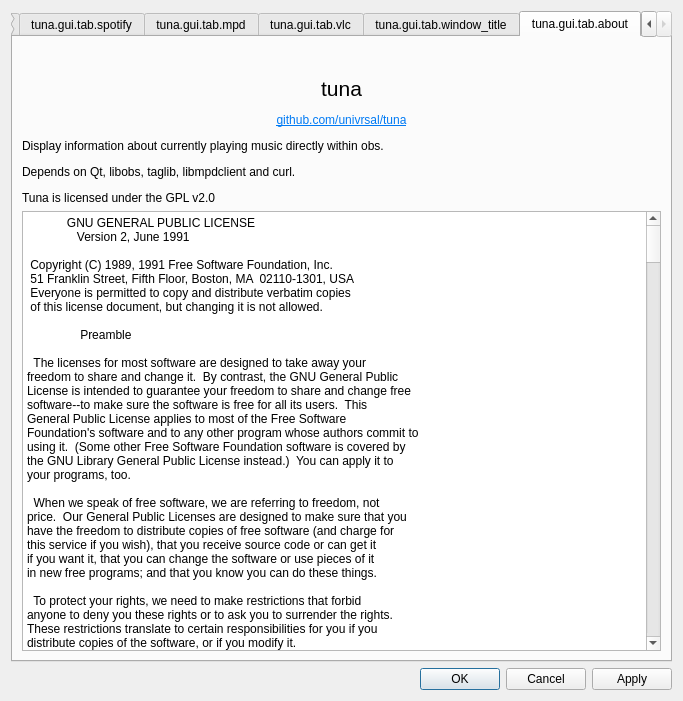
Qt form src/gui/tuna_gui.ui (univrsal/tuna) before a commit.
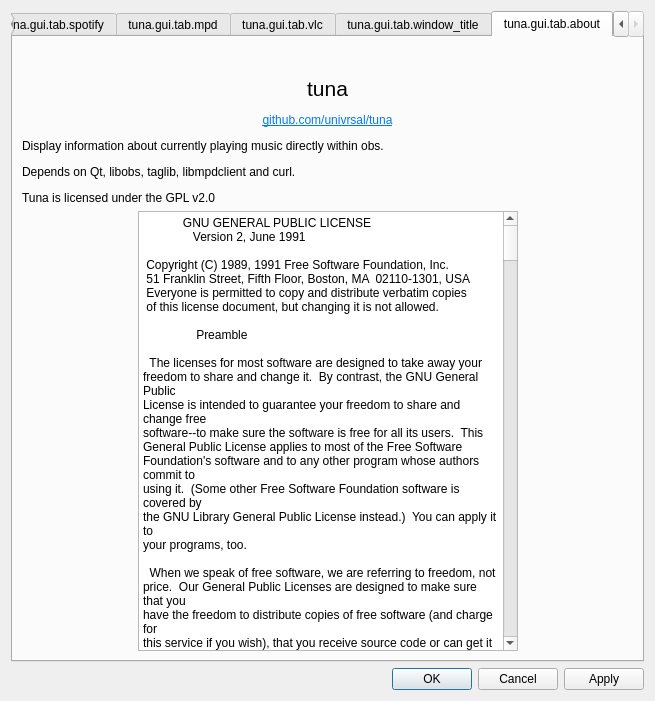
The same form after that commit. The open tabs and pages were chosen to show the change. Icons and pictures are not drawn.

Commit message: license textbox centered

The edit to the form file:
```diff
--- a/src/gui/tuna_gui.ui
+++ b/src/gui/tuna_gui.ui
@@ -6,7 +6,7 @@
    <rect>
     <x>0</x>
     <y>0</y>
-    <width>683</width>
+    <width>641</width>
     <height>701</height>
    </rect>
   </property>
@@ -1423,13 +1423,34 @@
         </widget>
        </item>
        <item>
+        <layout class="QHBoxLayout" name="horizontalLayout_21">
+         <item>
+          <spacer name="horizontalSpacer_6">
+           <property name="orientation">
+            <enum>Qt::Horizontal</enum>
+           </property>
+           <property name="sizeHint" stdset="0">
+            <size>
+             <width>40</width>
+             <height>20</height>
+            </size>
+           </property>
+          </spacer>
+         </item>
+         <item>
         <widget class="QPlainTextEdit" name="plainTextEdit">
          <property name="sizePolicy">
-          <sizepolicy hsizetype="Preferred" vsizetype="Expanding">
+            <sizepolicy hsizetype="Fixed" vsizetype="Expanding">
            <horstretch>0</horstretch>
            <verstretch>0</verstretch>
           </sizepolicy>
          </property>
+           <property name="minimumSize">
+            <size>
+             <width>380</width>
+             <height>0</height>
+            </size>
+           </property>
          <property name="readOnly">
           <bool>true</bool>
          </property>
@@ -1776,6 +1797,21 @@
 Public License instead of this License.</string>
          </property>
         </widget>
+         </item>
+         <item>
+          <spacer name="horizontalSpacer_9">
+           <property name="orientation">
+            <enum>Qt::Horizontal</enum>
+           </property>
+           <property name="sizeHint" stdset="0">
+            <size>
+             <width>40</width>
+             <height>20</height>
+            </size>
+           </property>
+          </spacer>
+         </item>
+        </layout>
        </item>
       </layout>
      </widget>
```
Left out of the diff: 2 changed lines with no effect on the pictures. Lines whose indentation alone changed are shown as unchanged.
